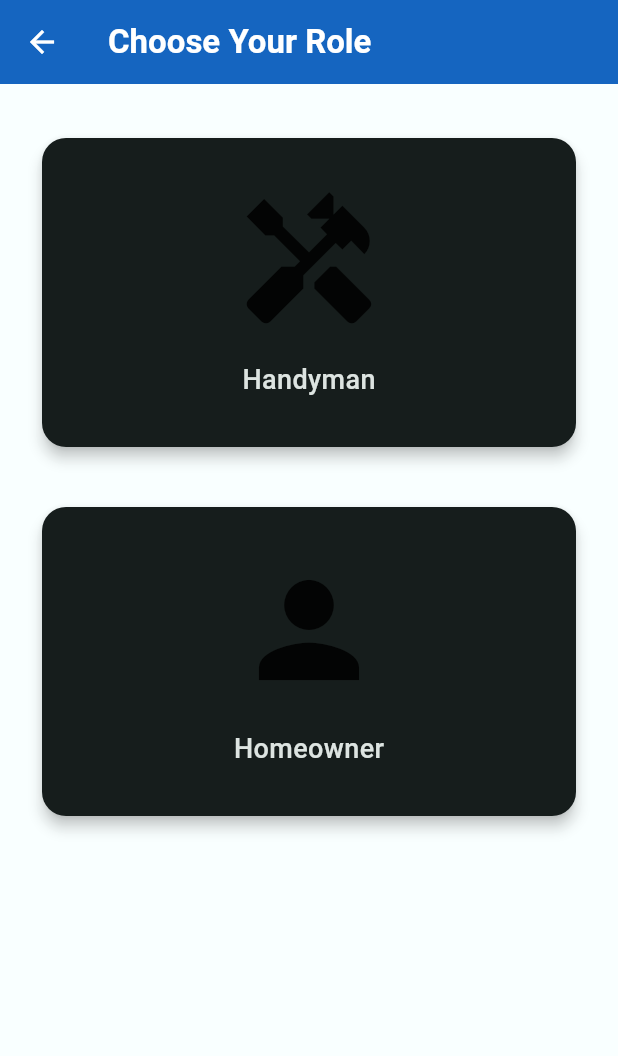
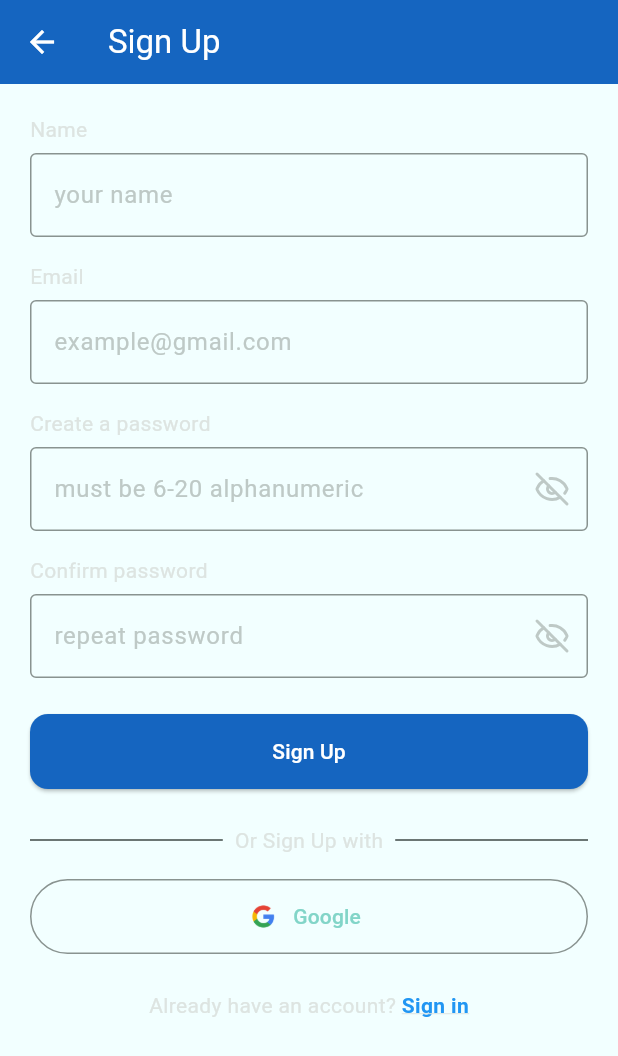
Before and after one commit to CK-ing/Fix-It, a Flutter app: the SelectRolePage screen opened directly, after a tap on "Homeowner", on a phone screen of 412 x 824 dp. Shown: the top 1056 px of the screen. Run offline on Flutter 3.47's test engine with Material 3 defaults, Android fonts, the phone set to English and light mode, and no system bars; our stand-ins replace firebase_auth, firebase_core, firebase_database, google_sign_in, lucide_icons; accounts and stored records are empty.

Commit message:
sign up successful

```diff
--- a/lib/main.dart
+++ b/lib/main.dart
@@ -1,9 +1,12 @@
+import 'package:firebase_core/firebase_core.dart';
 import 'package:fixit_app_a186687/data/notifiers.dart';
 import 'package:flutter/material.dart';
 
 import 'views/pages/auth/welcome_screen.dart';
 
-void main() {
+Future<void> main() async {
+  WidgetsFlutterBinding.ensureInitialized();
+  await Firebase.initializeApp(); // Required before using Firebase
   runApp(const MyApp());
 }
 
--- a/lib/views/pages/auth/select_role_page.dart
+++ b/lib/views/pages/auth/select_role_page.dart
@@ -1,4 +1,6 @@
 import 'package:flutter/material.dart';
+
+import 'sign_up_page.dart';
 
 class SelectRolePage extends StatelessWidget {
   const SelectRolePage({super.key});
@@ -22,29 +24,42 @@ class SelectRolePage extends StatelessWidget {
           ),
         ),
       ),
-      body: Padding(
+      body: SafeArea(
+        child: SingleChildScrollView(
+          child: Padding(
             padding: const EdgeInsets.symmetric(vertical: 32, horizontal: 24),
             child: Column(
-          mainAxisAlignment: MainAxisAlignment.start,
               children: [
                 _buildRoleCard(
                   context,
-              icon: Icons.handyman, // 🔧 Hammer & wrench icon
+                  icon: Icons.handyman,
                   label: 'Handyman',
                   onTap: () {
-                // Navigate to Handyman SignUp
+                    Navigator.push(
+                      context,
+                      MaterialPageRoute(
+                        builder: (context) => SignUpPage(role: "Handyman"),
+                      ),
+                    );
                   },
                 ),
                 const SizedBox(height: 32),
                 _buildRoleCard(
                   context,
-              icon: Icons.person, // 👤 Profile icon
+                  icon: Icons.person,
                   label: 'Homeowner',
                   onTap: () {
-                // Navigate to Homeowner SignUp
+                    Navigator.push(
+                      context,
+                      MaterialPageRoute(
+                        builder: (context) => SignUpPage(role: "Homeowner"),
+                      ),
+                    );
                   },
                 ),
               ],
+            ),
+          ),
         ),
       ),
     );
--- /dev/null
+++ b/lib/views/pages/auth/sign_up_page.dart
@@ -0,0 +1,254 @@
+import 'package:firebase_auth/firebase_auth.dart';
+import 'package:firebase_database/firebase_database.dart';
+import 'package:flutter/material.dart';
+import 'package:google_sign_in/google_sign_in.dart';
+import 'package:lucide_icons/lucide_icons.dart';
+
+import '../../widget_tree.dart';
+import 'sign_in_page.dart';
+
+class SignUpPage extends StatefulWidget {
+  final String role;
+
+  const SignUpPage({super.key, required this.role});
+
+  @override
+  State<SignUpPage> createState() => _SignUpPageState();
+}
+
+class _SignUpPageState extends State<SignUpPage> {
+  final _nameController = TextEditingController();
+  final _emailController = TextEditingController();
+  final _passwordController = TextEditingController();
+  final _confirmPasswordController = TextEditingController();
+
+  bool _passwordVisible = false;
+  bool _confirmPasswordVisible = false;
+
+  void _showSnackBar(String message) {
+    ScaffoldMessenger.of(context).showSnackBar(SnackBar(content: Text(message)));
+  }
+
+  Future<void> _signUpWithEmail() async {
+    String name = _nameController.text.trim();
+    String email = _emailController.text.trim();
+    String password = _passwordController.text;
+    String confirmPassword = _confirmPasswordController.text;
+    String role = widget.role;
+
+    RegExp emailRegExp = RegExp(r'^[\w-\.]+@([\w-]+\.)+[\w-]{2,4}$');
+    RegExp passRegExp = RegExp(r'^[a-zA-Z0-9]{6,20}$');
+
+    if (name.isEmpty) {
+      _showSnackBar("Name is required");
+      return;
+    }
+    if (!emailRegExp.hasMatch(email)) {
+      _showSnackBar("Enter a valid email");
+      return;
+    }
+    if (!passRegExp.hasMatch(password)) {
+      _showSnackBar("Password must be 6-20 alphanumeric characters");
+      return;
+    }
+    if (password != confirmPassword) {
+      _showSnackBar("Passwords do not match");
+      return;
+    }
+
+    try {
+      final cred = await FirebaseAuth.instance.createUserWithEmailAndPassword(
+        email: email,
+        password: password,
+      );
+
+      await FirebaseDatabase.instance.ref("users/${cred.user!.uid}").set({
+        'name': name,
+        'email': email,
+        'role': role,
+      });
+
+      Navigator.pushReplacement(
+        context,
+        MaterialPageRoute(builder: (_) => WidgetTree(userRole: role)),
+      );
+    } catch (e) {
+      _showSnackBar("Sign up failed: $e");
+    }
+  }
+
+  Future<void> _signUpWithGoogle() async {
+    try {
+      final GoogleSignInAccount? googleUser = await GoogleSignIn().signIn();
+      final GoogleSignInAuthentication? googleAuth = await googleUser?.authentication;
+
+      final credential = GoogleAuthProvider.credential(
+        accessToken: googleAuth?.accessToken,
+        idToken: googleAuth?.idToken,
+      );
+
+      final userCredential = await FirebaseAuth.instance.signInWithCredential(credential);
+      final user = userCredential.user;
+
+      await FirebaseDatabase.instance.ref("users/${user!.uid}").set({
+        'name': user.displayName,
+        'email': user.email,
+        'role': widget.role,
+      });
+
+      Navigator.pushReplacement(
+        context,
+        MaterialPageRoute(builder: (_) => WidgetTree(userRole: widget.role)),
+      );
+    } catch (e) {
+      _showSnackBar("Google sign-in failed: $e");
+    }
+  }
+
+  @override
+  Widget build(BuildContext context) {
+    return Scaffold(
+      backgroundColor: const Color(0xFFF2FFFF),
+      appBar: AppBar(
+        backgroundColor: Colors.blue[800],
+        title: const Text("Sign Up", style: TextStyle(color: Colors.white)),
+        leading: IconButton(
+          icon: const Icon(Icons.arrow_back, color: Colors.white),
+          onPressed: () => Navigator.of(context).pop(),
+        ),
+      ),
+      body: SingleChildScrollView(
+        padding: const EdgeInsets.all(20),
+        child: Column(
+          crossAxisAlignment: CrossAxisAlignment.start,
+          children: [
+            const Text("Name"),
+            const SizedBox(height: 6),
+            TextField(
+              controller: _nameController,
+              decoration: const InputDecoration(
+                hintText: "your name",
+                border: OutlineInputBorder(),
+              ),
+            ),
+            const SizedBox(height: 16),
+            const Text("Email"),
+            const SizedBox(height: 6),
+            TextField(
+              controller: _emailController,
+              decoration: const InputDecoration(
+                hintText: "example@gmail.com",
+                border: OutlineInputBorder(),
+              ),
+              keyboardType: TextInputType.emailAddress,
+            ),
+            const SizedBox(height: 16),
+            const Text("Create a password"),
+            const SizedBox(height: 6),
+            TextField(
+              controller: _passwordController,
+              obscureText: !_passwordVisible,
+              decoration: InputDecoration(
+                hintText: "must be 6-20 alphanumeric",
+                border: const OutlineInputBorder(),
+                suffixIcon: IconButton(
+                  icon: Icon(
+                    _passwordVisible ? LucideIcons.eye : LucideIcons.eyeOff,
+                  ),
+                  onPressed: () {
+                    setState(() {
+                      _passwordVisible = !_passwordVisible;
+                    });
+                  },
+                ),
+              ),
+            ),
+            const SizedBox(height: 16),
+            const Text("Confirm password"),
+            const SizedBox(height: 6),
+            TextField(
+              controller: _confirmPasswordController,
+              obscureText: !_confirmPasswordVisible,
+              decoration: InputDecoration(
+                hintText: "repeat password",
+                border: const OutlineInputBorder(),
+                suffixIcon: IconButton(
+                  icon: Icon(
+                    _confirmPasswordVisible ? LucideIcons.eye : LucideIcons.eyeOff,
+                  ),
+                  onPressed: () {
+                    setState(() {
+                      _confirmPasswordVisible = !_confirmPasswordVisible;
+                    });
+                  },
+                ),
+              ),
+            ),
+            const SizedBox(height: 24),
+            SizedBox(
+              width: double.infinity,
+              height: 50,
+              child: ElevatedButton(
+                style: ElevatedButton.styleFrom(
+                  backgroundColor: Colors.blue[800],
+                  shape: RoundedRectangleBorder(
+                    borderRadius: BorderRadius.circular(12),
+                  ),
+                ),
+                onPressed: _signUpWithEmail,
+                child: const Text("Sign Up", style: TextStyle(color: Colors.white)),
+              ),
+            ),
+            const SizedBox(height: 24),
+            Row(
+              children: const [
+                Expanded(child: Divider()),
+                Padding(
+                  padding: EdgeInsets.symmetric(horizontal: 8),
+                  child: Text("Or Sign Up with"),
+                ),
+                Expanded(child: Divider()),
+              ],
+            ),
+            const SizedBox(height: 16),
+            SizedBox(
+              width: double.infinity,
+              height: 50,
+              child: OutlinedButton.icon(
+                icon: Image.asset(
+                  'assets/images/google_logo.png',
+                  height: 24,
+                ),
+                label: const Text("Google"),
+                onPressed: _signUpWithGoogle,
+              ),
+            ),
+            const SizedBox(height: 24),
+            Row(
+              mainAxisAlignment: MainAxisAlignment.center,
+              children: [
+                const Text("Already have an account? "),
+                GestureDetector(
+                  onTap: () {
+                    Navigator.push(
+                      context,
+                      MaterialPageRoute(builder: (context) => const SignInPage()),
+                    );
+                  },
+                  child: const Text(
+                    "Sign in",
+                    style: TextStyle(
+                      color: Colors.blue,
+                      fontWeight: FontWeight.bold,
+                      decoration: TextDecoration.underline,
+                    ),
+                  ),
+                ),
+              ],
+            ),
+          ],
+        ),
+      ),
+    );
+  }
+}
--- a/pubspec.yaml
+++ b/pubspec.yaml
@@ -30,11 +30,16 @@ environment:
 dependencies:
   flutter:
     sdk: flutter
+  firebase_core: ^3.9.0
+  firebase_auth: ^5.3.4
+  firebase_database: ^11.3.5
+  google_sign_in: ^6.2.2
 
   # The following adds the Cupertino Icons font to your application.
   # Use with the CupertinoIcons class for iOS style icons.
   cupertino_icons: ^1.0.8
   google_fonts: ^6.2.1
+  lucide_icons: ^0.257.0
 
 dev_dependencies:
   flutter_test:
```
Also changed, not shown: lib/views/pages/auth/sign_in_page.dart (+33 -7 lines), lib/views/pages/bookings_page.dart (added, +10 -0 lines), lib/views/pages/handyman_page.dart (added, +10 -0 lines), lib/views/pages/jobs_page.dart (added, +10 -0 lines), lib/views/widget_tree.dart (+27 -12 lines), lib/views/widgets/navbar_widget.dart (+25 -12 lines), pubspec.lock, 9 other files. Lines whose indentation alone changed are shown as unchanged.
